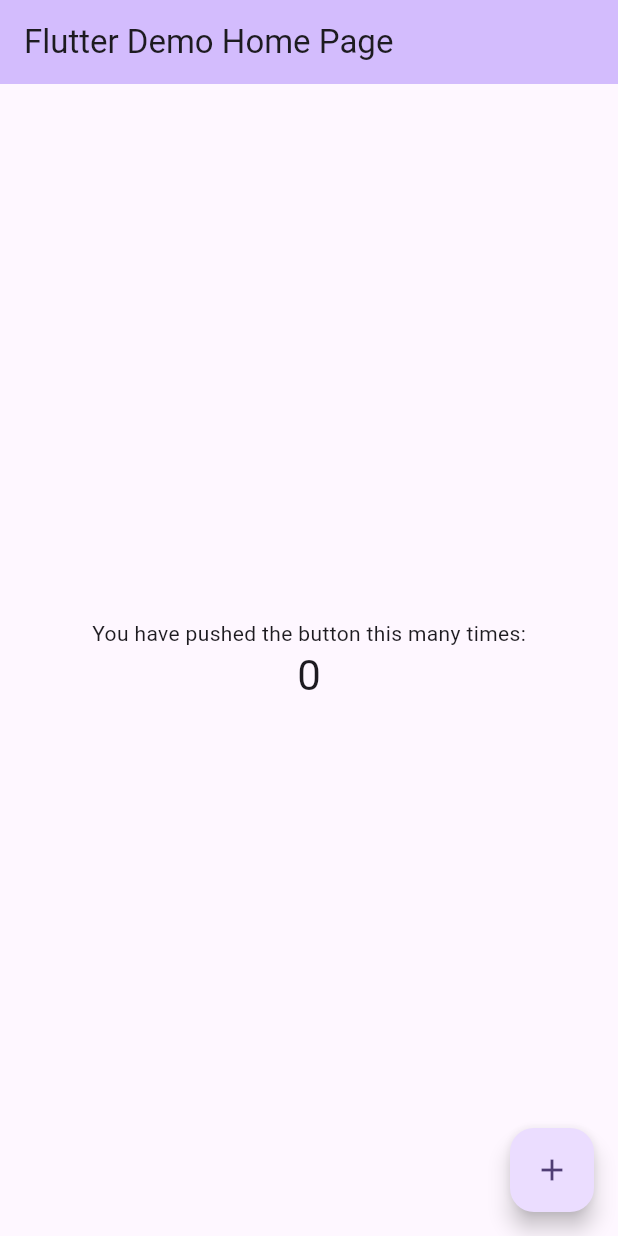
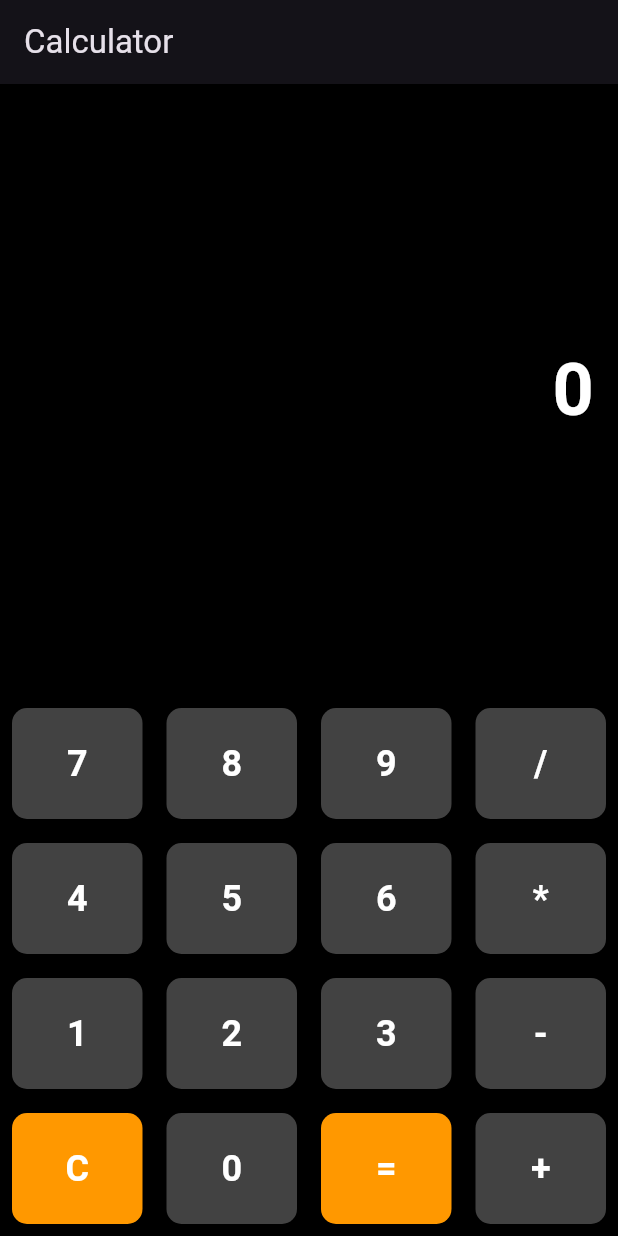
Before and after one commit to tan8325/hw02, a Flutter app: the screen it shows after launch, on a phone screen of 412 x 824 dp. Run offline on Flutter 3.47's test engine with Material 3 defaults, Android fonts, the phone set to English and light mode, and no system bars.

Commit message:
UI for calculator

```diff
--- a/lib/main.dart
+++ b/lib/main.dart
@@ -1,122 +1,77 @@
 import 'package:flutter/material.dart';
 
 void main() {
-  runApp(const MyApp());
+  runApp(const CalculatorApp());
 }
 
-class MyApp extends StatelessWidget {
-  const MyApp({super.key});
+class CalculatorApp extends StatelessWidget {
+  const CalculatorApp({super.key});
 
-  // This widget is the root of your application.
   @override
   Widget build(BuildContext context) {
     return MaterialApp(
-      title: 'Flutter Demo',
+      debugShowCheckedModeBanner: false,
+      title: 'Calculator',
       theme: ThemeData(
-        // This is the theme of your application.
-        //
-        // TRY THIS: Try running your application with "flutter run". You'll see
-        // the application has a purple toolbar. Then, without quitting the app,
-        // try changing the seedColor in the colorScheme below to Colors.green
-        // and then invoke "hot reload" (save your changes or press the "hot
-        // reload" button in a Flutter-supported IDE, or press "r" if you used
-        // the command line to start the app).
-        //
-        // Notice that the counter didn't reset back to zero; the application
-        // state is not lost during the reload. To reset the state, use hot
-        // restart instead.
-        //
-        // This works for code too, not just values: Most code changes can be
-        // tested with just a hot reload.
-        colorScheme: ColorScheme.fromSeed(seedColor: Colors.deepPurple),
+        brightness: Brightness.dark,
+        primaryColor: Colors.blueGrey,
+        scaffoldBackgroundColor: Colors.black,
       ),
-      home: const MyHomePage(title: 'Flutter Demo Home Page'),
+      home: const CalculatorScreen(),
     );
   }
 }
 
-class MyHomePage extends StatefulWidget {
-  const MyHomePage({super.key, required this.title});
+class CalculatorScreen extends StatelessWidget {
+  const CalculatorScreen({super.key});
 
-  // This widget is the home page of your application. It is stateful, meaning
-  // that it has a State object (defined below) that contains fields that affect
-  // how it looks.
-
-  // This class is the configuration for the state. It holds the values (in this
-  // case the title) provided by the parent (in this case the App widget) and
-  // used by the build method of the State. Fields in a Widget subclass are
-  // always marked "final".
-
-  final String title;
-
-  @override
-  State<MyHomePage> createState() => _MyHomePageState();
-}
-
-class _MyHomePageState extends State<MyHomePage> {
-  int _counter = 0;
-
-  void _incrementCounter() {
-    setState(() {
-      // This call to setState tells the Flutter framework that something has
-      // changed in this State, which causes it to rerun the build method below
-      // so that the display can reflect the updated values. If we changed
-      // _counter without calling setState(), then the build method would not be
-      // called again, and so nothing would appear to happen.
-      _counter++;
-    });
+  Widget _buildButton(String label, {Color? color}) {
+    return Expanded(
+      child: Padding(
+        padding: const EdgeInsets.all(8.0),
+        child: ElevatedButton(
+          style: ElevatedButton.styleFrom(
+            backgroundColor: color ?? Colors.grey[800],
+            padding: const EdgeInsets.all(20),
+            shape: RoundedRectangleBorder(borderRadius: BorderRadius.circular(10)),
+          ),
+          onPressed: () {},
+          child: Text(
+            label,
+            style: const TextStyle(fontSize: 24, fontWeight: FontWeight.bold, color: Colors.white),
+          ),
+        ),
+      ),
+    );
   }
 
   @override
   Widget build(BuildContext context) {
-    // This method is rerun every time setState is called, for instance as done
-    // by the _incrementCounter method above.
-    //
-    // The Flutter framework has been optimized to make rerunning build methods
-    // fast, so that you can just rebuild anything that needs updating rather
-    // than having to individually change instances of widgets.
     return Scaffold(
-      appBar: AppBar(
-        // TRY THIS: Try changing the color here to a specific color (to
-        // Colors.amber, perhaps?) and trigger a hot reload to see the AppBar
-        // change color while the other colors stay the same.
-        backgroundColor: Theme.of(context).colorScheme.inversePrimary,
-        // Here we take the value from the MyHomePage object that was created by
-        // the App.build method, and use it to set our appbar title.
-        title: Text(widget.title),
+      appBar: AppBar(title: const Text('Calculator')),
+      body: Column(
+        children: [
+          Expanded(
+            child: Container(
+              alignment: Alignment.centerRight,
+              padding: const EdgeInsets.all(16),
+              child: const Text(
+                '0',
+                style: TextStyle(fontSize: 48, fontWeight: FontWeight.bold, color: Colors.white),
+              ),
+            ),
+          ),
+          for (var row in [
+            ['7', '8', '9', '/'],
+            ['4', '5', '6', '*'],
+            ['1', '2', '3', '-'],
+            ['C', '0', '=', '+']
+          ])
+            Row(
+              children: row.map((label) => _buildButton(label, color: (label == '=' || label == 'C') ? Colors.orange : null)).toList(),
+            ),
+        ],
       ),
-      body: Center(
-        // Center is a layout widget. It takes a single child and positions it
-        // in the middle of the parent.
-        child: Column(
-          // Column is also a layout widget. It takes a list of children and
-          // arranges them vertically. By default, it sizes itself to fit its
-          // children horizontally, and tries to be as tall as its parent.
-          //
-          // Column has various properties to control how it sizes itself and
-          // how it positions its children. Here we use mainAxisAlignment to
-          // center the children vertically; the main axis here is the vertical
-          // axis because Columns are vertical (the cross axis would be
-          // horizontal).
-          //
-          // TRY THIS: Invoke "debug painting" (choose the "Toggle Debug Paint"
-          // action in the IDE, or press "p" in the console), to see the
-          // wireframe for each widget.
-          mainAxisAlignment: MainAxisAlignment.center,
-          children: <Widget>[
-            const Text('You have pushed the button this many times:'),
-            Text(
-              '$_counter',
-              style: Theme.of(context).textTheme.headlineMedium,
-            ),
-          ],
-        ),
-      ),
-      floatingActionButton: FloatingActionButton(
-        onPressed: _incrementCounter,
-        tooltip: 'Increment',
-        child: const Icon(Icons.add),
-      ), // This trailing comma makes auto-formatting nicer for build methods.
     );
   }
 }
```
